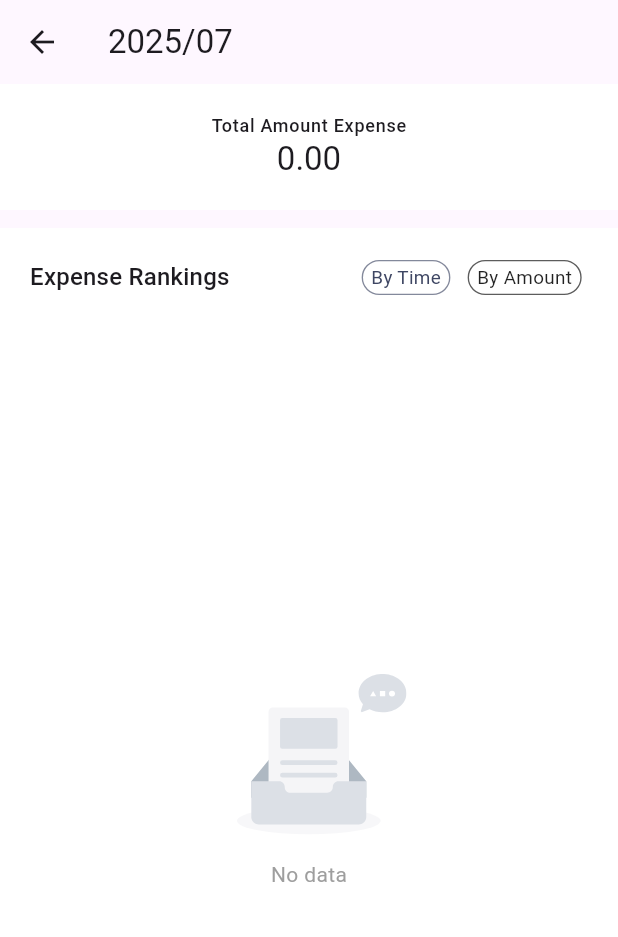
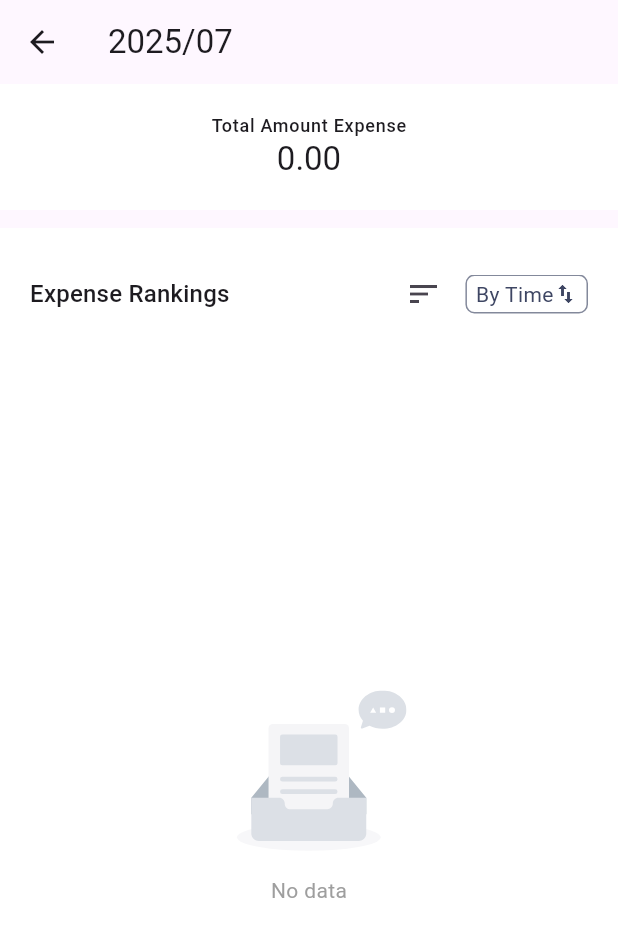
Before and after one commit to QiaTia/i_account, a Flutter app: the DetailPage screen opened directly with empty values, on a phone screen of 412 x 824 dp. Shown: the top 937 px of the screen. Run offline on Flutter 3.47's test engine with Material 3 defaults, Android fonts, the phone set to English and light mode, and no system bars; drawn by our look-alikes of easy_refresh; our stand-ins replace dio, easy_localization, file_picker, fl_chart, flutter_riverpod, flutter_svg and 8 more; missing offline and left inert: charset, my_app, tencentcloud_cos_sdk_plugin; accounts and stored records are empty.

Commit message:
feat(account): improve date filtering and sorting functionality
- Add weekly, monthly, and yearly date filtering options
- Implement ascending and descending sorting for records
- Refactor date selection UI for better usability
- Optimize performance by reducing unnecessary widget rebuilding

```diff
--- a/assets/translations/en.json
+++ b/assets/translations/en.json
@@ -44,8 +44,8 @@
   "mine.follow": "Follow System",
   "mine.language_confirm_hint": "Settings completed, the application will reload!",
   "date.week": "Week",
-  "date.month": "Month",
-  "date.year": "Year",
+  "date.month": "Monthly",
+  "date.year": "Annually",
   "WeekName.monday": "Mon",
   "WeekName.tuesday": "Tue",
   "WeekName.wednesday": "Wed",
--- /dev/null
+++ b/lib/common/base/animated.dart
@@ -0,0 +1,89 @@
+// ④ 创建一个AnimatedText组件，用于显示动画效果的文本
+import 'package:flutter/material.dart';
+
+class AnimatedText extends StatelessWidget {
+  const AnimatedText({super.key, required this.text, this.style });
+  final TextStyle? style;
+  final String text;
+
+  @override
+  Widget build(BuildContext context) {
+    /// 颗粒画, 减少重绘
+    return AnimatedSwitcher(
+          duration: const Duration(milliseconds: 200),
+          transitionBuilder: (Widget child, Animation<double> animation) {
+            return SlideTransitionX(
+              position: animation,
+              direction: AxisDirection.up,
+              child: child,
+            );
+          },
+          child: Text(
+            key: ValueKey<String>(text),
+            text,
+            style: style,
+          ),
+        );
+  }
+}
+
+// AnimatedSwitcher的 child 切换时会对新child执行正向动画（forward），而对旧child执行反向动画（reverse）
+class SlideTransitionX extends AnimatedWidget {
+  SlideTransitionX({
+    super.key,
+    required Animation<double> position,
+    this.transformHitTests = true,
+    this.direction = AxisDirection.down,
+    required this.child,
+  }) : super(listenable: position) {
+    switch (direction) {
+      case AxisDirection.up:
+        _tween = Tween(begin: const Offset(0, 1), end: const Offset(0, 0));
+        break;
+      case AxisDirection.right:
+        _tween = Tween(begin: const Offset(-1, 0), end: const Offset(0, 0));
+        break;
+      case AxisDirection.down:
+        _tween = Tween(begin: const Offset(0, -1), end: const Offset(0, 0));
+        break;
+      case AxisDirection.left:
+        _tween = Tween(begin: const Offset(1, 0), end: const Offset(0, 0));
+        break;
+    }
+  }
+
+  final bool transformHitTests;
+
+  final Widget child;
+
+  final AxisDirection direction;
+
+  late final Tween<Offset> _tween;
+
+  @override
+  Widget build(BuildContext context) {
+    final position = listenable as Animation<double>;
+    Offset offset = _tween.evaluate(position);
+    if (position.status == AnimationStatus.reverse) {
+      switch (direction) {
+        case AxisDirection.up:
+          offset = Offset(offset.dx, -offset.dy);
+          break;
+        case AxisDirection.right:
+          offset = Offset(-offset.dx, offset.dy);
+          break;
+        case AxisDirection.down:
+          offset = Offset(offset.dx, -offset.dy);
+          break;
+        case AxisDirection.left:
+          offset = Offset(-offset.dx, offset.dy);
+          break;
+      }
+    }
+    return FractionalTranslation(
+      translation: offset,
+      transformHitTests: transformHitTests,
+      child: child,
+    );
+  }
+}
--- a/lib/views/details/details.dart
+++ b/lib/views/details/details.dart
@@ -1,7 +1,10 @@
+import 'dart:math' as math;
+
 import 'package:easy_localization/easy_localization.dart';
 import 'package:easy_refresh/easy_refresh.dart';
 import 'package:flutter/material.dart';
 import 'package:flutter_riverpod/flutter_riverpod.dart';
+import 'package:i_account/common/base/animated.dart';
 import 'package:i_account/common/base/item_icon.dart';
 import 'package:i_account/common/widget/base.dart';
 import 'package:i_account/model/record.dart';
@@ -21,13 +24,20 @@ class DetailPage extends StatefulWidget {
 }
 
 class _DetailPageState extends State<DetailPage> {
-  /// 排序方式: 0: 按时间 1: 按金额
+  /// 排序内容: 0: 按时间 1: 按金额
   int sortMode = 0;
+  /// 排序方式 是否降序
+  bool isDesc = true;
   /// 选择排序方式
-  void onSelected(String selected) {
-    print('Selected: $selected');
+  void onSelected(int selected) {
     setState(() {
-      sortMode = _sortKeyList.indexOf(selected);
+      sortMode = selected;
+    });
+  }
+  /// 切换排序方式
+  void onSortSwitch() {
+    setState(() {
+      isDesc = !isDesc;
     });
   }
   @override
@@ -65,16 +75,27 @@ class _DetailPageState extends State<DetailPage> {
                     children: [
                       Text('$categoryStr ${"account.month.rankings".tr()}',
                           style: Theme.of(context).textTheme.titleMedium),
+                      Row(
+                        spacing: 4,
+                        children: [
+                          IconButton(
+                            onPressed: onSortSwitch,
+                            icon: Transform.rotate(
+                              angle: isDesc ? 0 : -math.pi,
+                              origin: Offset.zero,
+                              child: const Icon(Icons.sort))),
                           ButtonGroupWidget(
                             items: _sortKeyList,
+                            current: _sortKeyList[sortMode],
                             onTap: onSelected,
-                      ),
+                          )
+                      ])
                     ])),
             Expanded(
               child: DecoratedBox(
                   decoration: BoxDecoration(color: bgCardColor),
                   child:
-                      RecordList(selectDate: selectDate, type: categoryType, sortMode: sortMode)),
+                      RecordList(selectDate: selectDate, type: categoryType, isDesc: isDesc, sortMode: sortMode)),
             ),
           ],
         ),
@@ -121,8 +142,10 @@ class RecordList extends ConsumerStatefulWidget {
   final DateTime selectDate;
   final CategoryType? type;
   final int sortMode;
+  /// 筛选模式 是否降序
+  final bool isDesc;
 
-  const RecordList({super.key, required this.selectDate, this.type, this.sortMode = 0 });
+  const RecordList({super.key, required this.selectDate, this.type, this.isDesc = true, this.sortMode = 0 });
   @override
   ConsumerState<RecordList> createState() => _RecordListState();
 }
@@ -142,8 +165,13 @@ class _RecordListState extends ConsumerState<RecordList> {
       return;
     }
     db
-      .selectRecordList(widget.type, ++currentPage, widget.selectDate.year,
-          widget.selectDate.month, widget.sortMode == 0 ? 'bill_date' : 'amount' )
+      .selectRecordList(widget.type,
+          ++currentPage,
+          widget.selectDate.year,
+          widget.selectDate.month,
+          widget.sortMode == 0 ? 'bill_date' : 'amount',
+          widget.isDesc ? 'DESC' : 'ASC'
+        )
       .then((result) {
         final isNext = result.pageSize * currentPage >= result.total;
         /// 这个组建好像有bug，不手动这些none后续无法触发下一页
@@ -170,7 +198,7 @@ class _RecordListState extends ConsumerState<RecordList> {
     getData();
   }
   /// 去详情页
-  void goDetail(RecordItem it) {
+  void goDetail(RecordItem it, BuildContext context) {
     Navigator.of(context)
       .push<bool?>(MaterialPageRoute(
           builder: (_) => ExpenseDetailScreen(expenseId: it.id)));
@@ -190,7 +218,7 @@ class _RecordListState extends ConsumerState<RecordList> {
   void didUpdateWidget(oldWidget) {
     super.didUpdateWidget(oldWidget);
     /// 时间或者排序方式发生变化
-    if (oldWidget.selectDate != widget.selectDate || oldWidget.sortMode != widget.sortMode) {
+    if (oldWidget.selectDate != widget.selectDate || oldWidget.isDesc != widget.isDesc || oldWidget.sortMode != widget.sortMode) {
       onRefresh();
     }
   }
@@ -212,7 +240,7 @@ class _RecordListState extends ConsumerState<RecordList> {
         itemBuilder: (context, index) {
           var it = list[index];
           return ListTile(
-            onTap: () { goDetail(it); },
+            onTap: () { goDetail(it, context); },
             leading: CircleItemIcon(name: it.icon),
             title: Text(it.amount.toStringAsFixed(2)),
             subtitle: Text(it.remark,
@@ -235,105 +263,47 @@ class _RecordListState extends ConsumerState<RecordList> {
 }
 
 /// animation button group
-class ButtonGroupWidget extends StatefulWidget {
+class ButtonGroupWidget extends StatelessWidget {
   final List<String> items;
-  final Function(String) onTap;
-  final String? current;
+  final Function(int) onTap;
+  final String current;
 
   const ButtonGroupWidget({
     super.key,
     required this.items,
     required this.onTap,
-    this.current,
+    required this.current,
   });
 
   @override
-  _ButtonGroupWidgetState createState() => _ButtonGroupWidgetState();
-}
-
-class _ButtonGroupWidgetState extends State<ButtonGroupWidget>
-    with SingleTickerProviderStateMixin {
-  late AnimationController _animationController;
-  String? _currentSelection;
-
-  @override
-  void initState() {
-    super.initState();
-    _currentSelection = widget.current ?? widget.items.first;
-    _animationController = AnimationController(
-      duration: const Duration(milliseconds: 200),
-      vsync: this,
-    )..addListener(() {
-        setState(() {});
-      });
-  }
-
-  @override
-  void didUpdateWidget(covariant ButtonGroupWidget oldWidget) {
-    super.didUpdateWidget(oldWidget);
-    if (oldWidget.current != widget.current) {
-      _currentSelection = widget.current;
-      _animationController.reset();
-      _animationController.forward();
-    }
-  }
-
-  @override
-  void dispose() {
-    _animationController.dispose();
-    super.dispose();
-  }
-
-  @override
   Widget build(BuildContext context) {
-    return Wrap(
-      spacing: 4.0,
-      runSpacing: 4.0,
-      children: widget.items.map((item) {
-        bool isSelected = item == _currentSelection;
-        var smallTextColor = Theme.of(context).textTheme.bodySmall?.color ?? const Color(0xFF999999);
-        Color backgroundColor = Theme.of(context).cardColor;
-        Color textColor = isSelected
-            ? Theme.of(context).primaryColor
-            : smallTextColor;
-
-        return ScaleTransition(
-          scale: Tween(begin: 0.9, end: 1.0).animate(CurvedAnimation(
-            parent: _animationController,
-            curve: Curves.easeInOut,
-          )),
-          child: GestureDetector(
+    final theme = Theme.of(context);
+    Color backgroundColor = theme.cardColor;
+    Color textColor = theme.primaryColor;
+    return InkWell(
         onTap: () {
-              setState(() {
-                _currentSelection = item;
-              });
-              _animationController.reset();
-              _animationController.forward();
-              widget.onTap(item);
+          final index = items.indexOf(current) == 1 ? 0: 1;
+          onTap(index);
         },
-            child: AnimatedContainer(
-              duration: const Duration(milliseconds: 200),
-              curve: Curves.easeInOut,
+        child: ClipRect(child: Container(
           padding: const EdgeInsets.symmetric(vertical: 2, horizontal: 6),
           decoration: BoxDecoration(
             color: backgroundColor,
-                borderRadius: BorderRadius.circular(24),
+            borderRadius: BorderRadius.circular(6),
             border: Border.all(
               color: textColor.withValues(alpha: 0.64),
               width: 1.0,
             ),
           ),
-              child: Text(
-                item.tr(),
+          child: Row(children: [AnimatedText(
+              text: current.tr(),
               style: TextStyle(
                 color: textColor,
                 fontSize: 14,
               ),
             ),
-            ),
-          ),
-        );
-      }).toList(),
-    );
+            Icon(Icons.swap_vert_outlined, color: textColor, size: 16),
+          ])
+        )));
   }
 }
```
Also changed, not shown: lib/utils/date.dart (+28 -4 lines), lib/views/account/chart.dart (+185 -173 lines), lib/views/home/home.dart (+0 -91 lines), lib/views/mine/import/alipay.dart (+15 -5 lines), 9 other files. Lines whose indentation alone changed are shown as unchanged.
